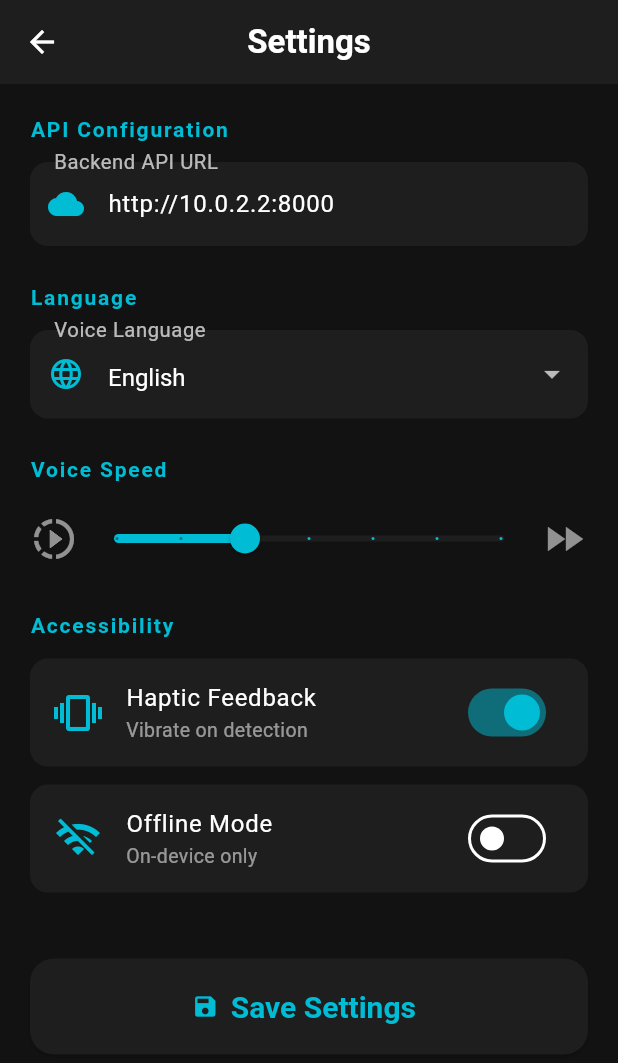
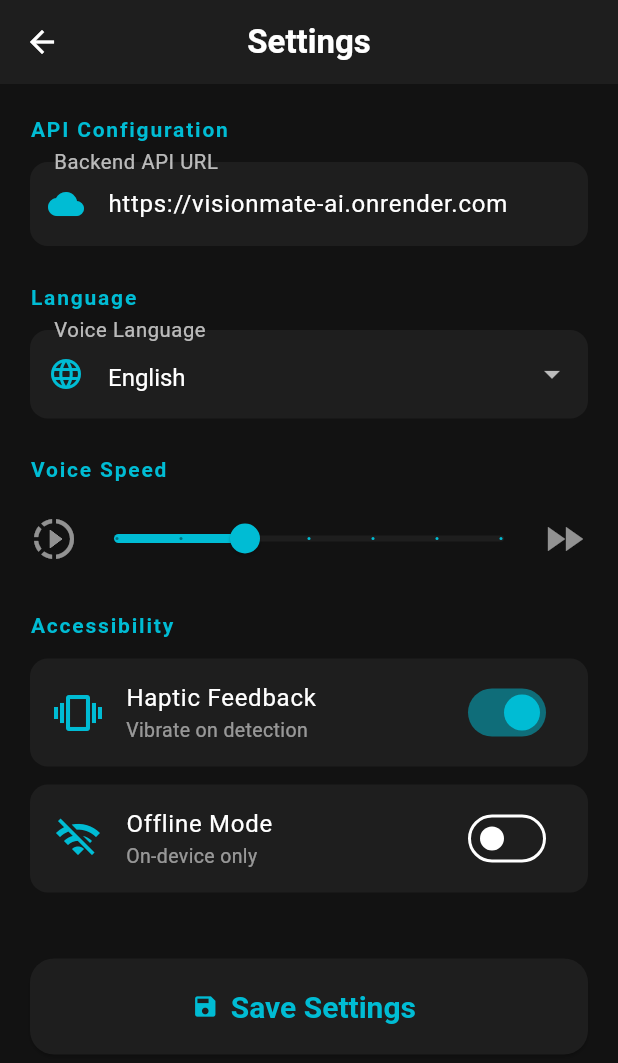
Before and after one commit to harshabasava970-bot/visionmate-ai, a Flutter app: the screen it shows after launch, after a tap on the "settings" icon, on a phone screen of 412 x 824 dp. Shown: the top 1063 px of the screen. Run offline on Flutter 3.47's test engine with Material 3 defaults, Android fonts, the phone set to English and light mode, and no system bars; our stand-ins replace audioplayers, camera, dio, flutter_tts, geolocator, sensors_plus and 4 more.

Commit message:
Update API URL to Render backend

```diff
--- a/frontend/lib/utils/constants.dart
+++ b/frontend/lib/utils/constants.dart
@@ -16,7 +16,7 @@ class AppConstants {
   static const String keyEmergencyContact = 'emergency_contact';
 
   // ── Default Values ──────────────────────────────────────────────────────────
-  static const String defaultApiUrl  = 'http://10.0.2.2:8000'; // Android emulator
+  static const String defaultApiUrl  = 'https://visionmate-ai.onrender.com'; // Render backend
   static const String defaultLang    = 'en';
   static const double defaultVoiceSpeed = 1.0;
 
```
Also changed, not shown: 3 other files.
